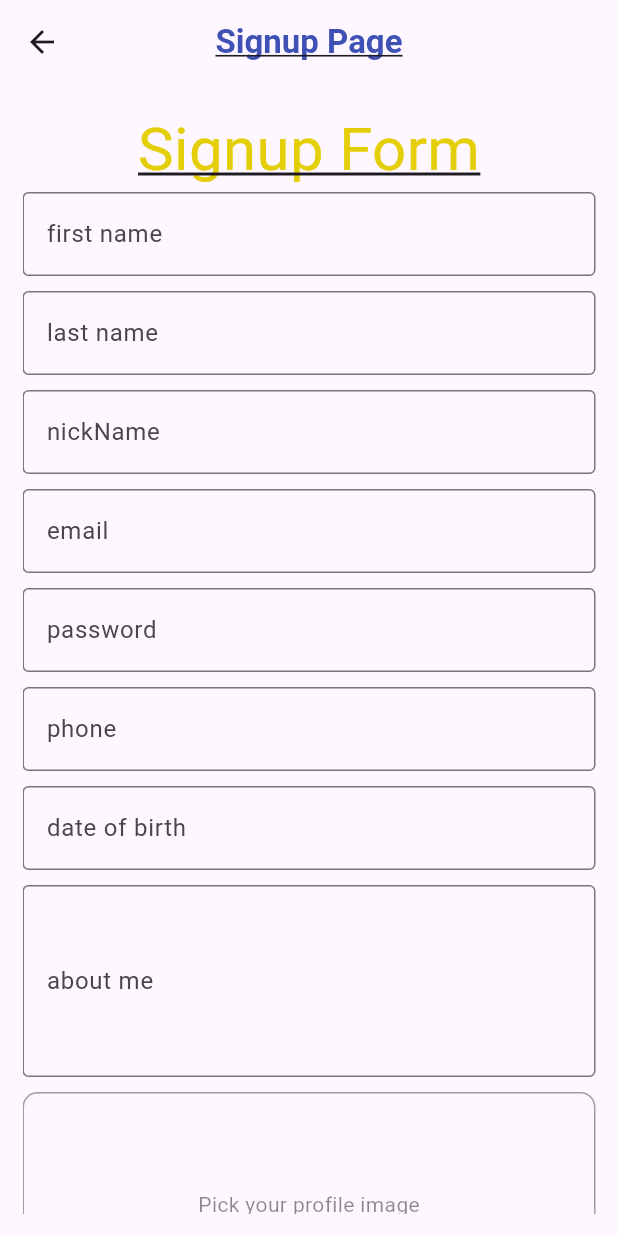
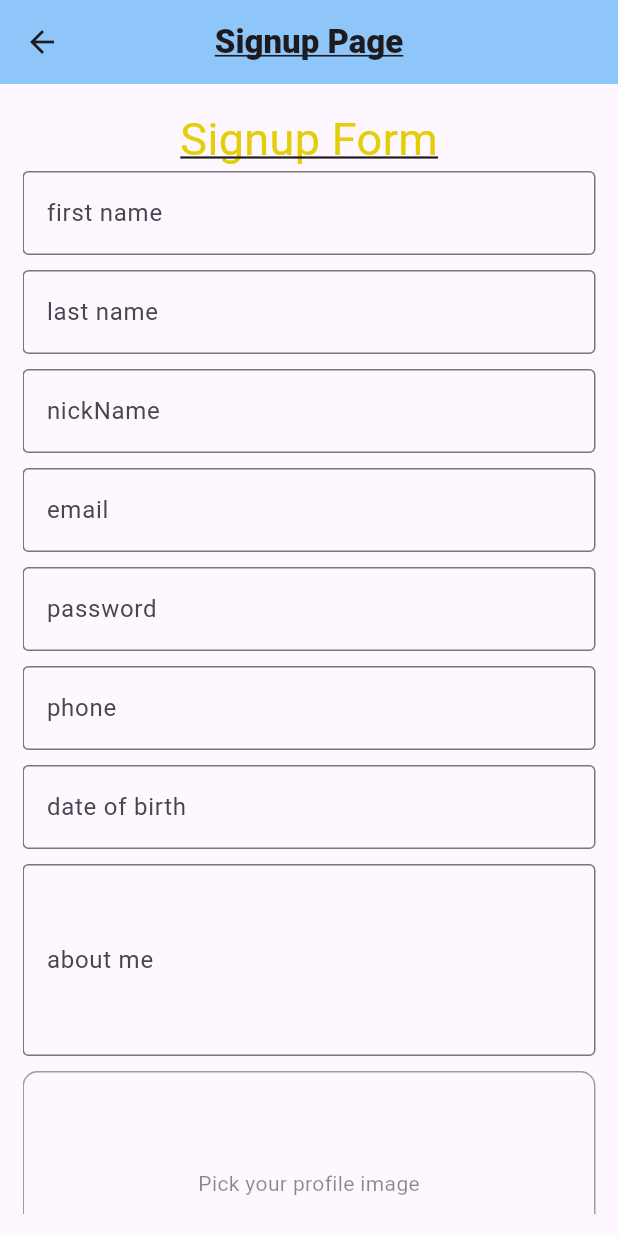
Before and after one commit to AsiKrinitz/FlutterAppTest, a Flutter app: the LoginPage screen opened directly, after a tap on "Login", after a tap on "sign up now", on a phone screen of 412 x 824 dp. Run offline on Flutter 3.47's test engine with Material 3 defaults, Android fonts, the phone set to English and light mode, and no system bars; our stand-ins replace image_picker, shared_preferences, sqflite; accounts and stored records are empty.

Commit message:
project compplete

```diff
--- a/lib/login.dart
+++ b/lib/login.dart
@@ -20,8 +20,14 @@ class _LoginPageState extends State<LoginPage> {
   Widget build(BuildContext context) {
     return Scaffold(
       appBar: AppBar(
-        title: Text("Login Page"),
+        title: Text(
+          "Login Page",
+          style: TextStyle(
+              decoration: TextDecoration.underline,
+              fontWeight: FontWeight.w800),
+        ),
         centerTitle: true,
+        backgroundColor: Colors.blue.withOpacity(0.5),
       ),
       body: Center(
         child: Form(
--- a/lib/signup.dart
+++ b/lib/signup.dart
@@ -45,12 +45,12 @@ class _SignupPageState extends State<SignupPage> {
     return Scaffold(
       // backgroundColor: Colors.white.withOpacity(0.5),
       appBar: AppBar(
+        backgroundColor: Colors.blue.withOpacity(0.5),
         title: const Text(
           "Signup Page",
           style: TextStyle(
               decoration: TextDecoration.underline,
-              color: Colors.indigo,
-              fontWeight: FontWeight.w700),
+              fontWeight: FontWeight.w800),
         ),
         centerTitle: true,
       ),
@@ -65,7 +65,7 @@ class _SignupPageState extends State<SignupPage> {
                   Text(
                     "Signup Form",
                     style: TextStyle(
-                        fontSize: 40,
+                        fontSize: 30,
                         color: const Color.fromARGB(255, 228, 206, 7),
                         decoration: TextDecoration.underline),
                   ),
--- a/lib/welcome.dart
+++ b/lib/welcome.dart
@@ -16,14 +16,13 @@ class _WelcomePageState extends State<WelcomePage> {
   Widget build(BuildContext context) {
     log("refresh");
     return Scaffold(
-      backgroundColor: Color.fromRGBO(255, 203, 220, 1).withOpacity(0.8),
       appBar: AppBar(
+        backgroundColor: Colors.blue.withOpacity(0.5),
         title: Text(
           "Welcome Page",
           style: TextStyle(
-              color: Colors.blue.withOpacity(0.8),
               decoration: TextDecoration.underline,
-              fontWeight: FontWeight.w700),
+              fontWeight: FontWeight.w800),
         ),
         centerTitle: true,
       ),
```
Also changed, not shown: lib/database_helper.dart (+9 -3 lines), lib/edit_user_profile.dart (+8 -1 lines), lib/home.dart (+23 -3 lines), lib/userProfileWidget.dart (+10 -1 lines).
